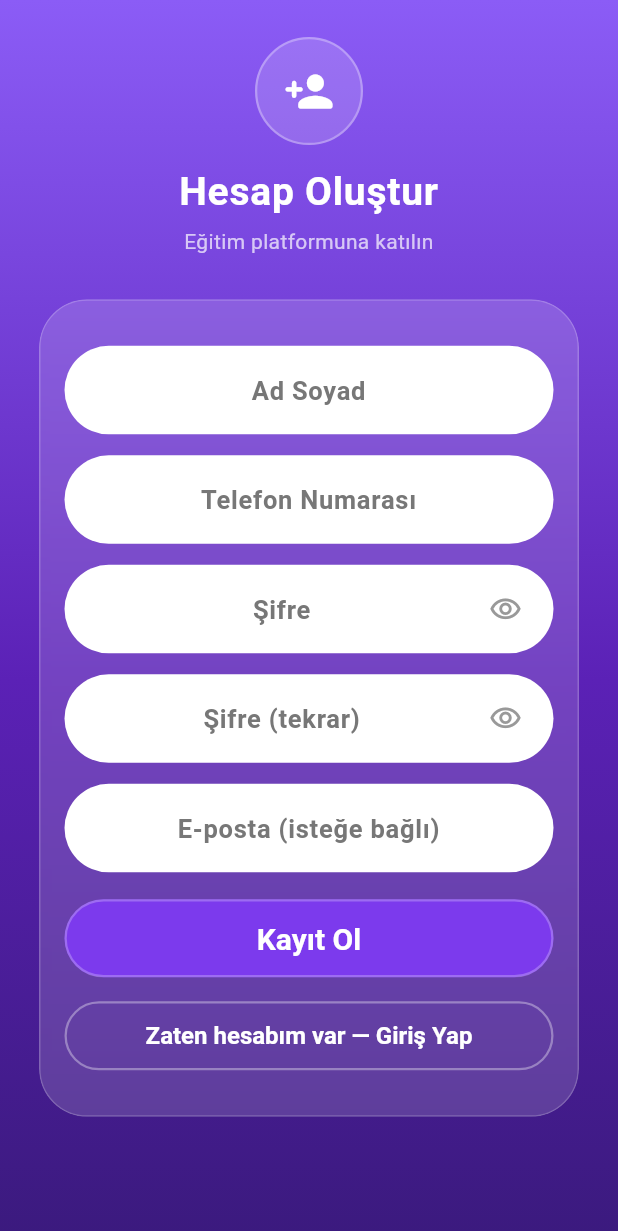
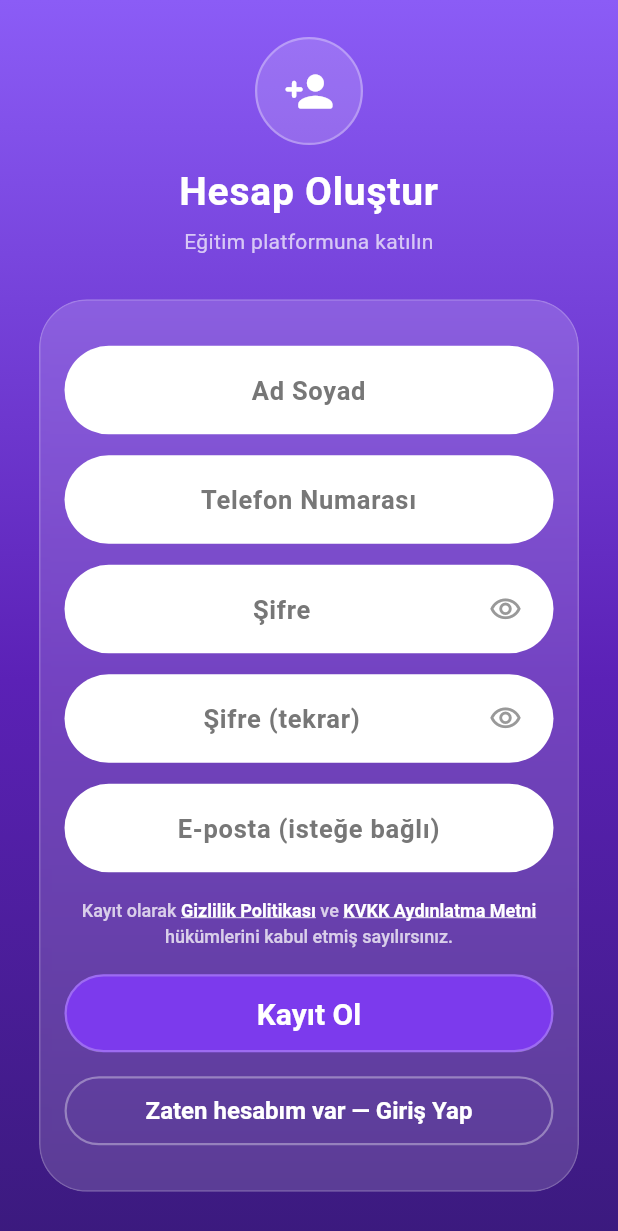
Before and after one commit to AbdulmelikOztunc/DiyalizApp, a Flutter app: the RegisterPage screen opened by its route, on a phone screen of 412 x 824 dp. Shown: the top 1231 px of the screen. Run offline on Flutter 3.47's test engine with Material 3 defaults, Android fonts, the phone set to English and light mode, and no system bars; our stand-ins replace dio, flutter_riverpod, flutter_secure_storage, go_router, shared_preferences, video_player and 1 more; missing offline and left inert: pdfx; accounts and stored records are empty; network calls fail.

Commit message:
feat: Update application identifiers, refactor network handling, and enhance legal notice features

```diff
--- /dev/null
+++ b/lib/core/constants/legal_urls.dart
@@ -0,0 +1,8 @@
+class LegalUrls {
+  LegalUrls._();
+
+  static const privacyPolicy =
+      'https://diyalizapp.com.tr/gizlilik-politikasi';
+  static const kvkkDisclosure =
+      'https://diyalizapp.com.tr/kvkk-aydinlatma-metni';
+}
--- a/lib/core/network/dio_providers.dart
+++ b/lib/core/network/dio_providers.dart
@@ -1,3 +1,4 @@
+import 'package:diyalizmobile/core/constants/api_config.dart';
 import 'package:diyalizmobile/core/network/api_client.dart';
 import 'package:diyalizmobile/core/network/auth_interceptor.dart';
 import 'package:diyalizmobile/core/storage/secure_storage_service.dart';
@@ -17,9 +18,7 @@ final dioProvider = Provider<Dio>((ref) {
   final storage = ref.watch(secureStorageServiceProvider);
   final dio = Dio(
     BaseOptions(
-      baseUrl:
-      'http://diyalizapp.com.tr/Diyaliz_App/api/v1/',
-          //'https://lawngreen-turkey-839921.hostingersite.com/Diyaliz_App/api/v1/',
+      baseUrl: ApiConfig.baseUrl,
       connectTimeout: const Duration(seconds: 15),
       receiveTimeout: const Duration(seconds: 15),
       sendTimeout: const Duration(seconds: 15),
--- a/lib/features/auth/presentation/pages/register_page.dart
+++ b/lib/features/auth/presentation/pages/register_page.dart
@@ -1,6 +1,7 @@
 import 'package:diyalizmobile/features/auth/presentation/controllers/auth_controller.dart';
 import 'package:diyalizmobile/features/auth/presentation/utils/tr_national_phone_input_formatter.dart';
 import 'package:diyalizmobile/features/auth/presentation/widgets/glass_auth_widgets.dart';
+import 'package:diyalizmobile/features/auth/presentation/widgets/legal_notice_text.dart';
 import 'package:flutter/material.dart';
 import 'package:flutter/services.dart';
 import 'package:flutter_riverpod/flutter_riverpod.dart';
@@ -216,6 +217,8 @@ class _RegisterPageState extends ConsumerState<RegisterPage> {
                                         }
                                       },
                                     ),
+                                    const SizedBox(height: 16),
+                                    const LegalNoticeText(),
                                     const SizedBox(height: 18),
                                     AuthPrimaryButton(
                                       label: 'Kayıt Ol',
--- /dev/null
+++ b/lib/features/auth/presentation/widgets/legal_notice_text.dart
@@ -0,0 +1,83 @@
+import 'package:diyalizmobile/core/constants/legal_urls.dart';
+import 'package:flutter/gestures.dart';
+import 'package:flutter/material.dart';
+import 'package:url_launcher/url_launcher.dart';
+
+class LegalNoticeText extends StatefulWidget {
+  const LegalNoticeText({super.key});
+
+  @override
+  State<LegalNoticeText> createState() => _LegalNoticeTextState();
+}
+
+class _LegalNoticeTextState extends State<LegalNoticeText> {
+  late final TapGestureRecognizer _privacyRecognizer;
+  late final TapGestureRecognizer _kvkkRecognizer;
+
+  @override
+  void initState() {
+    super.initState();
+    _privacyRecognizer = TapGestureRecognizer()
+      ..onTap = () => _openUrl(LegalUrls.privacyPolicy);
+    _kvkkRecognizer = TapGestureRecognizer()
+      ..onTap = () => _openUrl(LegalUrls.kvkkDisclosure);
+  }
+
+  @override
+  void dispose() {
+    _privacyRecognizer.dispose();
+    _kvkkRecognizer.dispose();
+    super.dispose();
+  }
+
+  Future<void> _openUrl(String url) async {
+    final uri = Uri.parse(url);
+    if (!await launchUrl(uri, mode: LaunchMode.externalApplication)) {
+      if (!mounted) return;
+      ScaffoldMessenger.of(context).showSnackBar(
+        const SnackBar(content: Text('Bağlantı açılamadı')),
+      );
+    }
+  }
+
+  @override
+  Widget build(BuildContext context) {
+    final baseStyle = TextStyle(
+      color: Colors.white.withValues(alpha: 0.75),
+      fontSize: 12,
+      height: 1.45,
+      fontWeight: FontWeight.w500,
+    );
+    const linkStyle = TextStyle(
+      color: Colors.white,
+      decoration: TextDecoration.underline,
+      fontWeight: FontWeight.w600,
+    );
+
+    return RichText(
+      textAlign: TextAlign.center,
+      text: TextSpan(
+        style: baseStyle,
+        children: [
+          const TextSpan(
+            text: 'Kayıt olarak ',
+          ),
+          TextSpan(
+            text: 'Gizlilik Politikası',
+            style: linkStyle,
+            recognizer: _privacyRecognizer,
+          ),
+          const TextSpan(text: ' ve '),
+          TextSpan(
+            text: 'KVKK Aydınlatma Metni',
+            style: linkStyle,
+            recognizer: _kvkkRecognizer,
+          ),
+          const TextSpan(
+            text: ' hükümlerini kabul etmiş sayılırsınız.',
+          ),
+        ],
+      ),
+    );
+  }
+}
--- a/pubspec.yaml
+++ b/pubspec.yaml
@@ -42,6 +42,7 @@ dependencies:
   youtube_player_iframe: ^5.2.2
   video_player: ^2.11.1
   pdfx: ^2.9.2
+  url_launcher: ^6.3.2
 
 dev_dependencies:
   flutter_test:
```
Also changed, not shown: lib/core/constants/api_config.dart (added, +7 -0 lines), lib/core/network/api_client.dart (+10 -0 lines), lib/features/modules/data/repositories/modules_repository_impl.dart (+20 -8 lines), lib/features/modules/presentation/pages/module_page.dart (+98 -90 lines), pubspec.lock, 10 other files.
